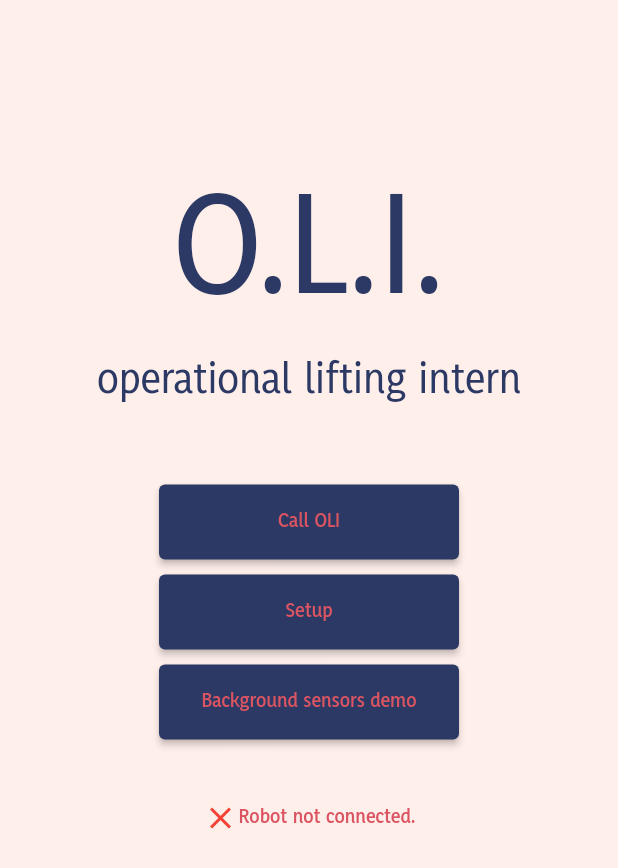
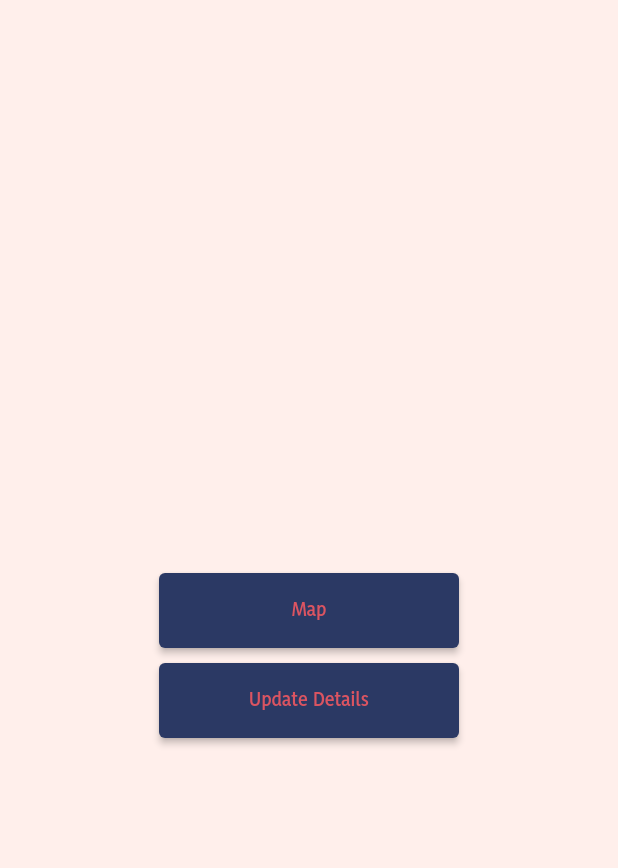
Before and after one commit to SDP-Group-1/oli, a Flutter app: the screen it shows after launch, after a tap on "Setup", on a phone screen of 412 x 824 dp. Shown: the top 868 px of the screen. Run offline on Flutter 3.47's test engine with Material 2 defaults, Android fonts, the light colour scheme and no system bars; our stand-ins replace location, sensors.

Commit message:
added the setup page

```diff
--- a/lib/home.dart
+++ b/lib/home.dart
@@ -56,7 +56,9 @@ class HomeButtons extends StatelessWidget {
                     width: 200,
                     height: 50,
                     child: ElevatedButton(
-                      onPressed: () {},
+                      onPressed: () {
+                        Navigator.pushNamed(context, '/setup');
+                      },
                       child: Text('Setup',
                           style: TextStyle(
                               fontWeight: FontWeight.w900,
--- a/lib/main.dart
+++ b/lib/main.dart
@@ -1,4 +1,5 @@
 import 'package:flutter/material.dart';
+import 'package:oli/setup.dart';
 import 'call.dart';
 import 'home.dart';
 import 'background.dart';
@@ -16,6 +17,7 @@ class MyApp extends StatelessWidget {
         '/': (context) => HomePage(),
         '/background': (context) => BackgroundSensors(),
         '/call' : (context) => Call(),
+        '/setup' : (context) => Setup(),
       },
       title: 'OLI',
       theme: ThemeData(
--- /dev/null
+++ b/lib/setup.dart
@@ -0,0 +1,47 @@
+import 'package:flutter/material.dart';
+
+class Setup extends StatelessWidget {
+  @override
+  Widget build(BuildContext context) {
+    return Scaffold(
+        body: Padding(
+          padding: EdgeInsets.only(top: 40.0),
+          child: Center(
+              child: Column(
+                  mainAxisSize: MainAxisSize.min,
+                  children: [
+                  Padding(
+                  //MAP BUTTON
+                  padding: EdgeInsets.only(top: 10.0),
+                  child: SizedBox(
+                      width: 200,
+                      height: 50,
+                      child: ElevatedButton(
+                        onPressed: () {
+                        },
+                        child: Text('Map',
+                            style: TextStyle(
+                                fontWeight: FontWeight.w900,
+                                color: Color(0xffDB5461))),
+                      ))),
+                    Padding(
+                      //UPDATE DETAILS BUTTON
+                        padding: EdgeInsets.only(top: 10.0),
+                        child: SizedBox(
+                            width: 200,
+                            height: 50,
+                            child: ElevatedButton(
+                              onPressed: () {
+                              },
+                              child: Text('Update Details',
+                                  style: TextStyle(
+                                      fontWeight: FontWeight.w900,
+                                      color: Color(0xffDB5461))),
+                            ))),
+                ]
+              ),
+          )
+        )
+    );
+  }
+}
```
